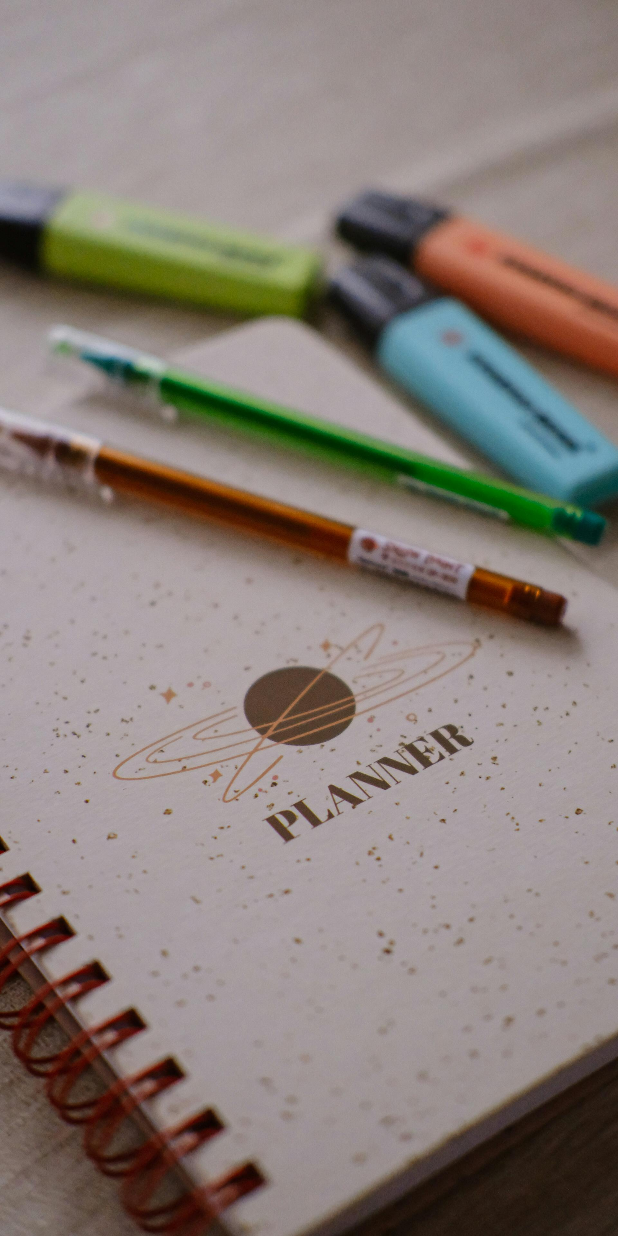
After one commit to FredymarLeon/Task-Manager, an Android app: the layout pagina_inicial.xml on its own in the app's theme, with its tools: preview values and no code run, on a phone screen of 412 x 824 dp. The commit adds this screen. Run offline under Robolectric (Android 15) with nearby library versions, the phone set to English and light mode, and no system bars.

Commit message:
criando a capa do aplicativo

```diff
--- a/app/src/main/java/com/projetogrupo8/taskmanager/activities/MainActivity.kt
+++ b/app/src/main/java/com/projetogrupo8/taskmanager/activities/MainActivity.kt
@@ -12,6 +12,7 @@ import com.projetogrupo8.taskmanager.R
 class MainActivity : AppCompatActivity() {
 
     private lateinit var button: MaterialButton
+
 
     override fun onCreate(savedInstanceState: Bundle?) {
         super.onCreate(savedInstanceState)
--- /dev/null
+++ b/app/src/main/res/layout/pagina_inicial.xml
@@ -0,0 +1,20 @@
+<?xml version="1.0" encoding="utf-8"?>
+<androidx.constraintlayout.widget.ConstraintLayout xmlns:android="http://schemas.android.com/apk/res/android"
+    xmlns:app="http://schemas.android.com/apk/res-auto"
+    xmlns:tools="http://schemas.android.com/tools"
+    android:layout_width="match_parent"
+    android:layout_height="match_parent">
+
+    <ImageView
+        android:id="@+id/imageView"
+        android:layout_width="wrap_content"
+        android:layout_height="wrap_content"
+        android:scaleType="centerCrop"
+        app:layout_constraintBottom_toBottomOf="parent"
+        app:layout_constraintEnd_toEndOf="parent"
+        app:layout_constraintHorizontal_bias="0.5"
+        app:layout_constraintStart_toStartOf="parent"
+        app:layout_constraintTop_toTopOf="parent"
+        app:layout_constraintVertical_bias="0.5"
+        app:srcCompat="@drawable/imagem_da_capa" />
+</androidx.constraintlayout.widget.ConstraintLayout>
```
Also changed, not shown: app/src/main/res/drawable/imagem_da_capa.jpg (added).
